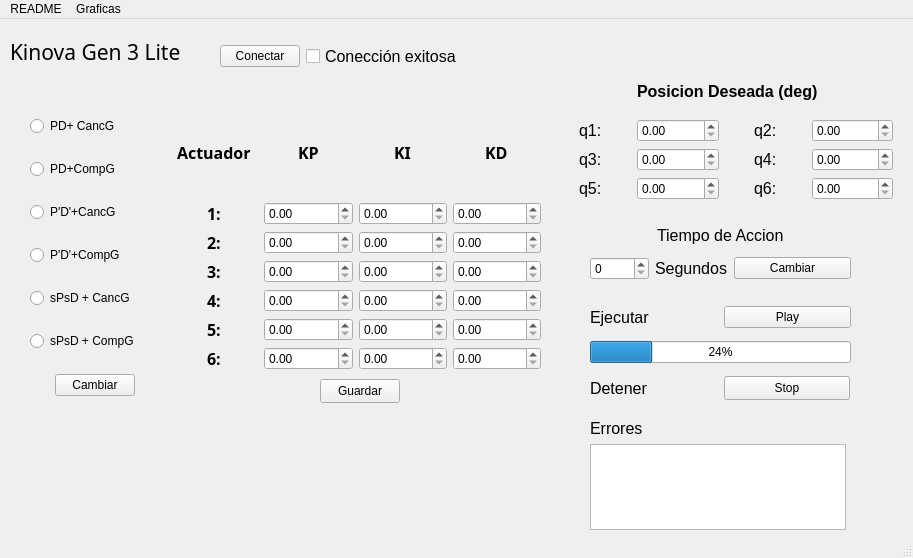
JeanPons183/InterfazKinova, file mainwindow.ui: the form before one commit.
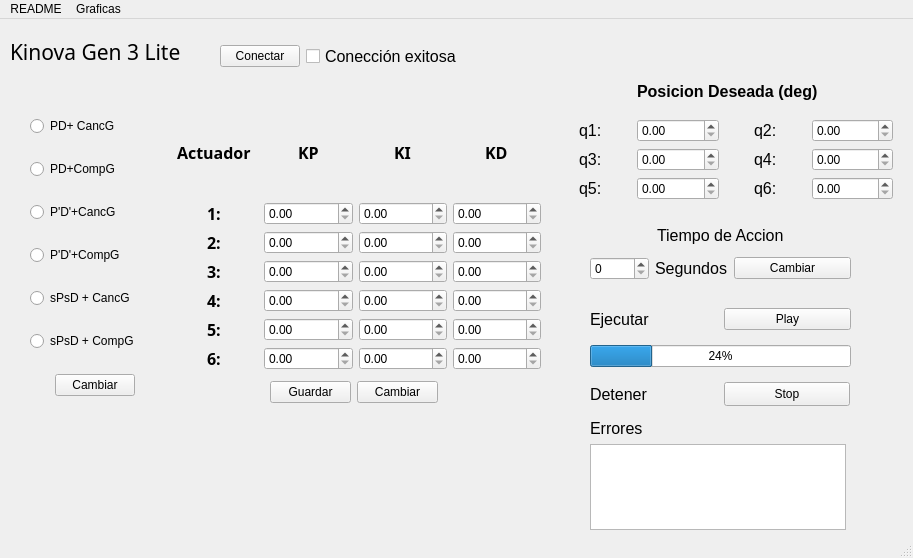
The form after the commit.

Commit message: Añadiendo boton ganancias y build

```diff
--- a/mainwindow.ui
+++ b/mainwindow.ui
@@ -479,20 +479,23 @@
      </item>
     </layout>
    </widget>
-   <widget class="QPushButton" name="guardarGananciasPB">
+   <widget class="QPushButton" name="pausarPB">
     <property name="geometry">
      <rect>
-      <x>320</x>
-      <y>360</y>
-      <width>80</width>
-      <height>24</height>
+      <x>725</x>
+      <y>290</y>
+      <width>121</width>
+      <height>21</height>
      </rect>
     </property>
     <property name="text">
-     <string>Guardar</string>
+     <string>Pause</string>
+    </property>
+    <property name="autoDefault">
+     <bool>false</bool>
     </property>
    </widget>
-   <widget class="QWidget" name="">
+   <widget class="QWidget" name="layoutWidget">
     <property name="geometry">
      <rect>
       <x>30</x>
@@ -553,7 +556,7 @@
      </item>
     </layout>
    </widget>
-   <widget class="QWidget" name="">
+   <widget class="QWidget" name="layoutWidget">
     <property name="geometry">
      <rect>
       <x>550</x>
@@ -730,13 +733,13 @@
      </item>
     </layout>
    </widget>
-   <widget class="QWidget" name="">
+   <widget class="QWidget" name="layoutWidget">
     <property name="geometry">
      <rect>
       <x>590</x>
       <y>280</y>
       <width>261</width>
-      <height>110</height>
+      <height>116</height>
      </rect>
     </property>
     <layout class="QGridLayout" name="ejecutarLO">
@@ -804,7 +807,7 @@
      </item>
     </layout>
    </widget>
-   <widget class="QWidget" name="">
+   <widget class="QWidget" name="layoutWidget">
     <property name="geometry">
      <rect>
       <x>590</x>
@@ -838,6 +841,32 @@
      </item>
     </layout>
    </widget>
+   <widget class="QWidget" name="">
+    <property name="geometry">
+     <rect>
+      <x>270</x>
+      <y>360</y>
+      <width>168</width>
+      <height>26</height>
+     </rect>
+    </property>
+    <layout class="QHBoxLayout" name="horizontalLayout">
+     <item>
+      <widget class="QPushButton" name="guardarGananciasPB">
+       <property name="text">
+        <string>Guardar</string>
+       </property>
+      </widget>
+     </item>
+     <item>
+      <widget class="QPushButton" name="cambiarGananciasPB">
+       <property name="text">
+        <string>Cambiar</string>
+       </property>
+      </widget>
+     </item>
+    </layout>
+   </widget>
   </widget>
   <widget class="QMenuBar" name="menubar">
    <property name="geometry">
```
Left out of the diff: 28 changed lines with no effect on the pictures. The commit also changes 4 other files.
